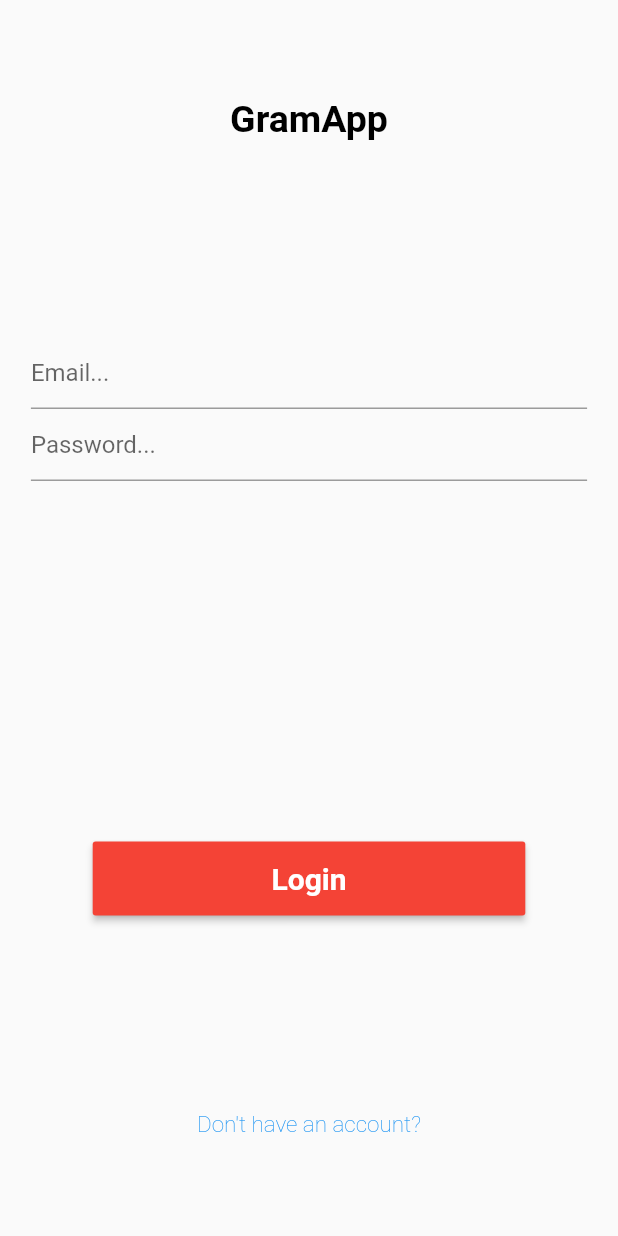
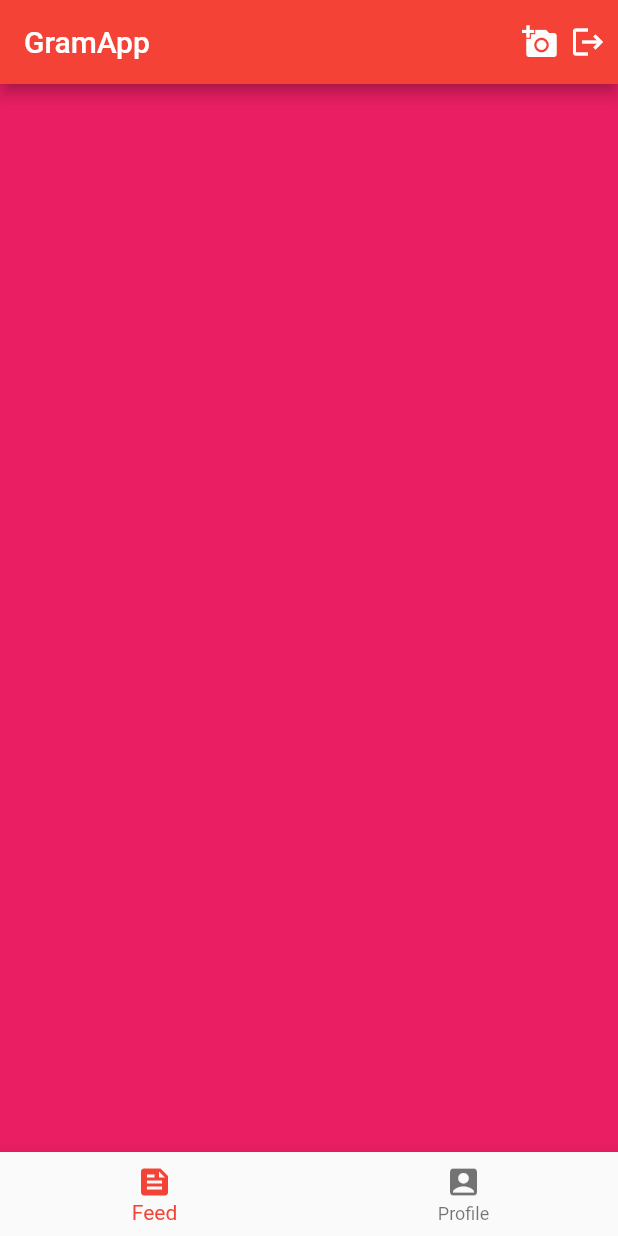
Before and after one commit to Klimek777/gramapp, a Flutter app: the screen it shows after launch, on a phone screen of 412 x 824 dp. Run offline on Flutter 3.47's test engine with Material 2 defaults, Android fonts, the phone set to English and light mode, and no system bars; our stand-ins replace file_picker.

Commit message:
created home_page, profile and feed page setup

```diff
--- a/lib/main.dart
+++ b/lib/main.dart
@@ -1,4 +1,5 @@
 import 'package:flutter/material.dart';
+import 'package:gramapp/pages/home_page.dart';
 import 'package:gramapp/pages/login_page.dart';
 import 'package:gramapp/pages/register_page.dart';
 
@@ -12,14 +13,16 @@
   @override
   Widget build(BuildContext context) {
     return MaterialApp(
+      debugShowCheckedModeBanner: false,
       title: 'GramApp',
       theme: ThemeData(
         primarySwatch: Colors.red,
       ),
-      initialRoute: 'login',
+      initialRoute: 'home',
       routes: {
         'register': (context) => RegisterPage(),
         'login': (context) => LoginPage(),
+        'home': (context) => HomePage(),
       },
     );
   }
--- /dev/null
+++ b/lib/pages/feed_page.dart
@@ -0,0 +1,15 @@
+import 'package:flutter/material.dart';
+
+class FeedPage extends StatefulWidget {
+  @override
+  State<FeedPage> createState() => _FeedPageState();
+}
+
+class _FeedPageState extends State<FeedPage> {
+  @override
+  Widget build(BuildContext context) {
+    return Container(
+      color: Colors.pink,
+    );
+  }
+}
--- /dev/null
+++ b/lib/pages/home_page.dart
@@ -0,0 +1,61 @@
+import 'package:flutter/material.dart';
+import 'package:gramapp/pages/feed_page.dart';
+import 'package:gramapp/pages/profile_page.dart';
+
+class HomePage extends StatefulWidget {
+  @override
+  State<HomePage> createState() => _HomePageState();
+}
+
+class _HomePageState extends State<HomePage> {
+  int _currentPage = 0;
+  final List<Widget> _pages = [
+    FeedPage(),
+    ProfilePage(),
+  ];
+
+  @override
+  Widget build(BuildContext context) {
+    return Scaffold(
+      appBar: AppBar(
+        title: const Text('GramApp'),
+        actions: [
+          GestureDetector(
+            onTap: () {},
+            child: const Icon(Icons.add_a_photo),
+          ),
+          Padding(
+            padding: const EdgeInsets.only(left: 8.0, right: 8.0),
+            child: GestureDetector(
+              onTap: () {},
+              child: const Icon(Icons.logout),
+            ),
+          )
+        ],
+      ),
+      bottomNavigationBar: _bottomNavigationBar(),
+      body: _pages[_currentPage],
+    );
+  }
+
+  Widget _bottomNavigationBar() {
+    return BottomNavigationBar(
+      currentIndex: _currentPage,
+      onTap: (_index) {
+        setState(() {
+          _currentPage = _index;
+        });
+      },
+      items: const [
+        BottomNavigationBarItem(
+          label: 'Feed',
+          icon: Icon(Icons.feed),
+        ),
+        BottomNavigationBarItem(
+          label: 'Profile',
+          icon: Icon(Icons.account_box),
+        ),
+      ],
+    );
+  }
+}
```
Also changed, not shown: lib/pages/profile_page.dart (added, +15 -0 lines), lib/pages/register_page.dart (+11 -2 lines).
